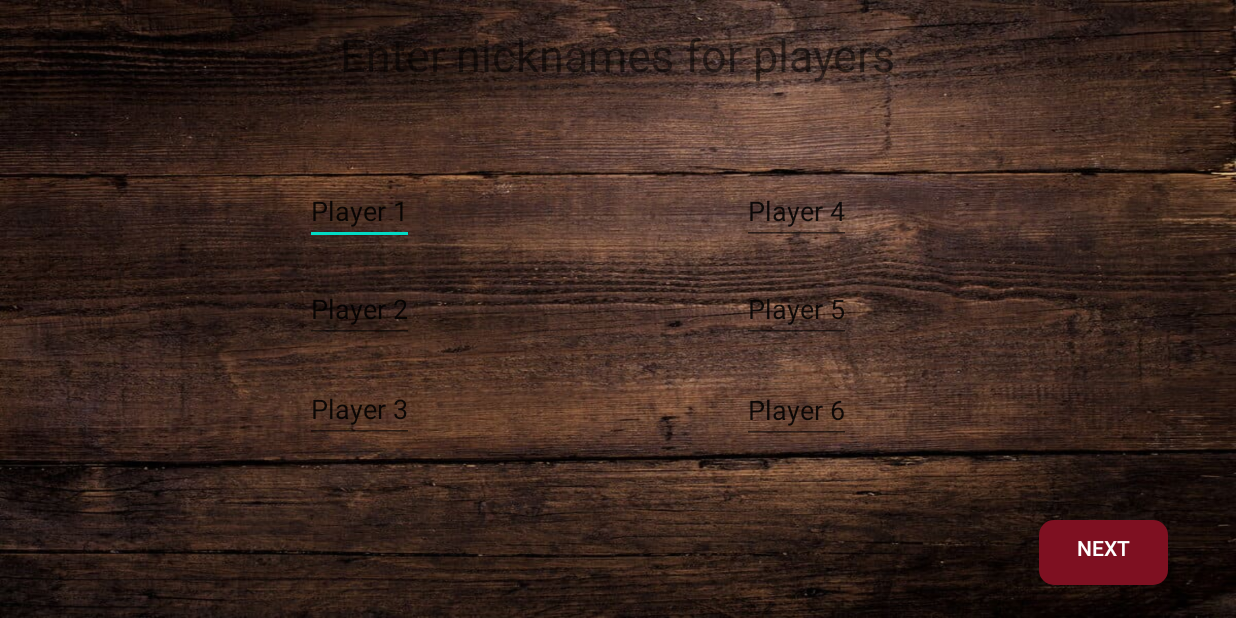
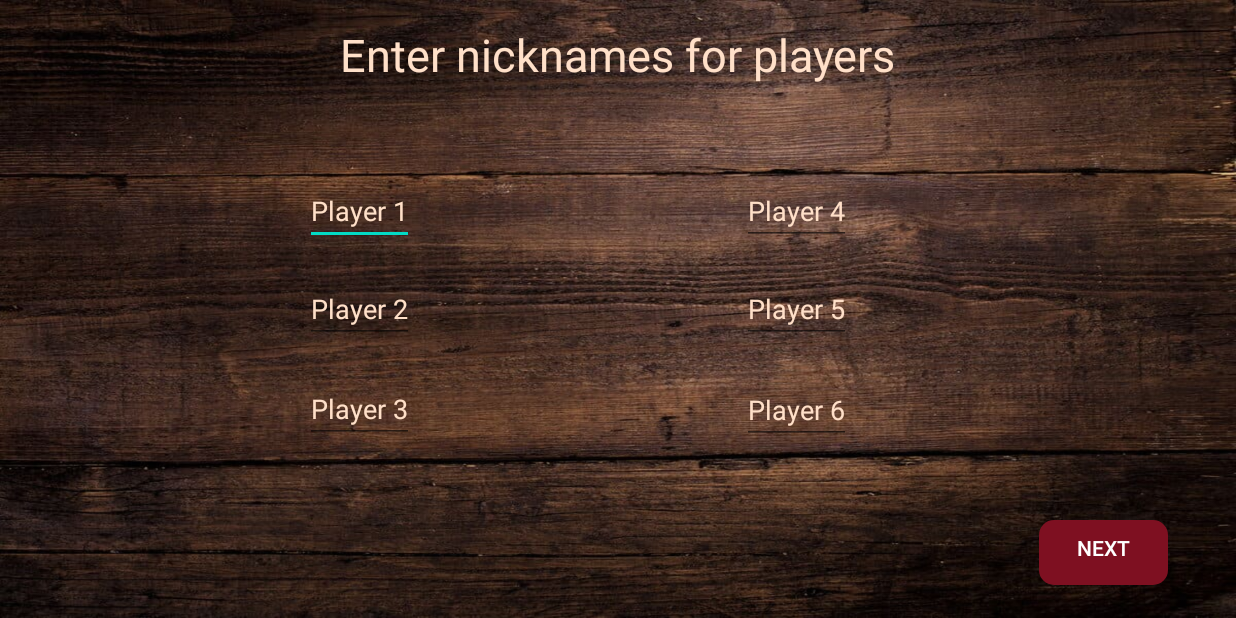
Before and after one commit to OSLL/practice20-mafia, an Android app: the Custom screen opened directly, with no data from a screen before it, on a phone screen of 824 x 412 dp (held sideways). Run offline under Robolectric (Android 15) with nearby library versions, the phone set to English and light mode, and no system bars.

Commit message:
change edit color

```diff
--- a/app/src/main/res/layout/custom.xml
+++ b/app/src/main/res/layout/custom.xml
@@ -12,6 +12,7 @@
         android:layout_width="wrap_content"
         android:layout_height="wrap_content"
         android:text="@string/player_1"
+        style="@style/EditText"
         app:layout_constraintBottom_toBottomOf="parent"
         app:layout_constraintEnd_toEndOf="parent"
         app:layout_constraintHorizontal_bias="0.271"
@@ -25,6 +26,7 @@
         android:layout_width="wrap_content"
         android:layout_height="wrap_content"
         android:text="@string/player_5"
+        style="@style/EditText"
         app:layout_constraintBottom_toBottomOf="parent"
         app:layout_constraintEnd_toEndOf="parent"
         app:layout_constraintHorizontal_bias="0.658"
@@ -37,6 +39,7 @@
         android:layout_width="wrap_content"
         android:layout_height="wrap_content"
         android:text="@string/player_4"
+        style="@style/EditText"
         app:layout_constraintBottom_toBottomOf="parent"
         app:layout_constraintEnd_toEndOf="parent"
         app:layout_constraintHorizontal_bias="0.658"
@@ -50,6 +53,7 @@
         android:layout_width="wrap_content"
         android:layout_height="wrap_content"
         android:text="@string/player_6"
+        style="@style/EditText"
         app:layout_constraintBottom_toBottomOf="parent"
         app:layout_constraintEnd_toEndOf="parent"
         app:layout_constraintHorizontal_bias="0.658"
@@ -63,6 +67,7 @@
         android:layout_width="wrap_content"
         android:layout_height="wrap_content"
         android:text="@string/player_3"
+        style="@style/EditText"
         app:layout_constraintBottom_toBottomOf="parent"
         app:layout_constraintEnd_toEndOf="parent"
         app:layout_constraintHorizontal_bias="0.271"
@@ -76,6 +81,7 @@
         android:layout_width="wrap_content"
         android:layout_height="wrap_content"
         android:text="@string/player_2"
+        style="@style/EditText"
         app:layout_constraintBottom_toBottomOf="parent"
         app:layout_constraintEnd_toEndOf="parent"
         app:layout_constraintHorizontal_bias="0.271"
@@ -102,6 +108,7 @@
         android:layout_width="wrap_content"
         android:layout_height="wrap_content"
         android:text="@string/enter_nicknames_for_players"
+        android:textColor="@color/br_white"
         android:textSize="30sp"
         app:layout_constraintBottom_toBottomOf="parent"
         app:layout_constraintEnd_toEndOf="parent"
--- a/app/src/main/res/values/styles.xml
+++ b/app/src/main/res/values/styles.xml
@@ -38,4 +38,9 @@
         <item name="android:shadowRadius">2</item>
         <item name="android:text">0</item>
     </style>
+
+    <style name="EditText">
+        <!-- Customize your theme here. -->
+        <item name="android:textColor">@color/br_white</item>
+    </style>
 </resources>
```
